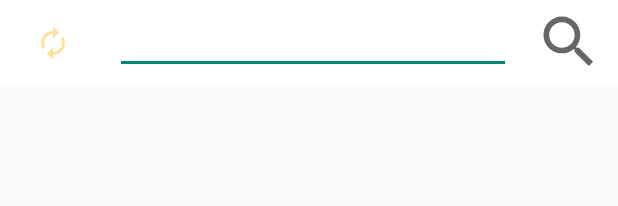
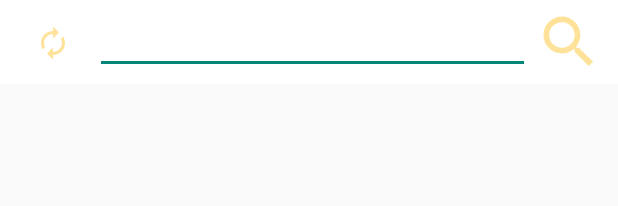
Before and after one commit to KPUCE2021SP/hummingbird, an Android app: the layout fragment_find.xml on its own in the app's theme, with its tools: preview values and no code run, on a phone screen of 412 x 824 dp. Shown: the top 206 px of the screen. Run offline under Robolectric (Android 15) with nearby library versions, the phone set to English and light mode, and no system bars.

Commit message:
change color and editText width

```diff
--- a/MyApplication2/app/src/main/res/layout/fragment_find.xml
+++ b/MyApplication2/app/src/main/res/layout/fragment_find.xml
@@ -34,12 +34,12 @@
             app:srcCompat="@drawable/ic_baseline_autorenew_24"
             app:tint="@color/colorPeep" />
         <EditText
-            android:layout_width="264dp"
+            android:layout_width="0dp"
             android:layout_height="42dp"
             android:layout_marginStart="3dp"
             android:layout_marginLeft="3dp"
             android:layout_marginEnd="3dp"
-            android:layout_marginRight="3dp"
+            android:layout_marginRight="5dp"
             android:fontFamily="@font/font_title"
             app:layout_constraintBottom_toBottomOf="parent"
             app:layout_constraintEnd_toStartOf="@+id/imageView3"
@@ -52,11 +52,13 @@
             android:layout_height="45dp"
             android:layout_marginEnd="10dp"
             android:layout_marginRight="10dp"
+            android:layout_centerVertical = "true"
             app:layout_constraintBottom_toBottomOf="parent"
-            android:layout_centerVertical = "true"
             app:layout_constraintEnd_toEndOf="parent"
             app:layout_constraintTop_toTopOf="parent"
-            app:srcCompat="@drawable/ic_baseline_search_24" />
+            app:srcCompat="@drawable/ic_baseline_search_24"
+            app:tint="@color/colorPeep"
+            />
     </androidx.constraintlayout.widget.ConstraintLayout>
 
     <ListView
```
